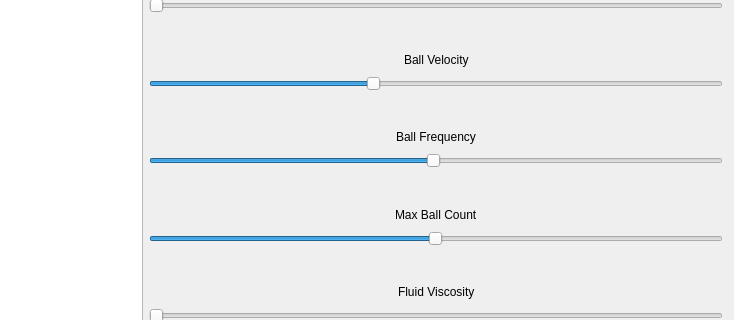
Old version of the form MainWindowForm.ui in the repository haydenm2/ball_fountain; both pictures show x 442 to 1176 and y 213 to 533 of the 1176 by 628 pixel window.
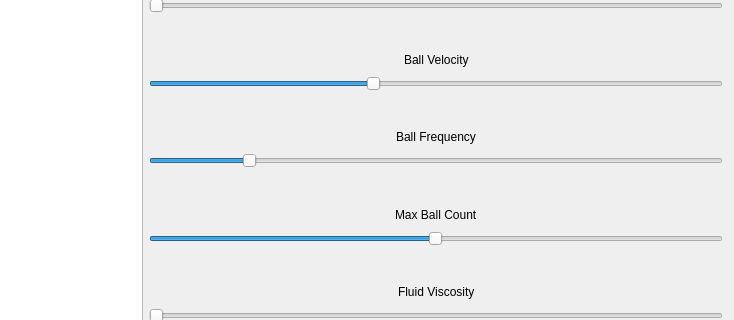
New version of the form. Custom widgets are drawn as their Qt base class.

Commit message: ball frequency slider functional

The edit to the form file:
```diff
--- a/MainWindowForm.ui
+++ b/MainWindowForm.ui
@@ -375,10 +375,13 @@
          <number>1</number>
         </property>
         <property name="maximum">
-         <number>100</number>
+         <number>25</number>
+        </property>
+        <property name="pageStep">
+         <number>5</number>
         </property>
         <property name="value">
-         <number>50</number>
+         <number>5</number>
         </property>
         <property name="orientation">
          <enum>Qt::Horizontal</enum>
```
The commit also changes 4 other files.
